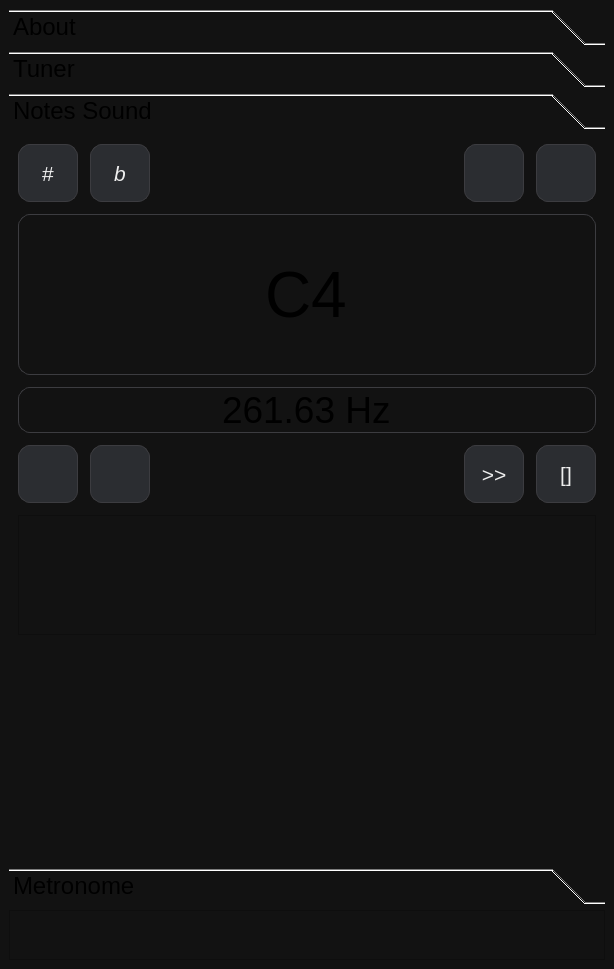
The window that mainwindow.ui (DjamesSuhanko/Musicool) describes before a commit, drawn with Qt 5.
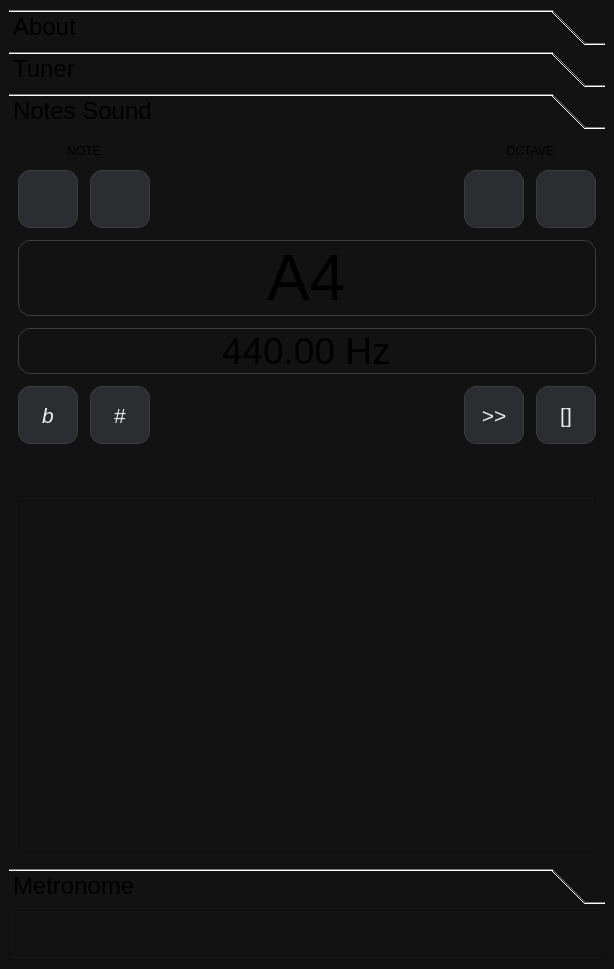
The same window after the commit.

Commit message: layout e redesign do genFreq

Diff of the .ui file:
```diff
--- a/mainwindow.ui
+++ b/mainwindow.ui
@@ -232,73 +232,90 @@
             <property name="spacing">
              <number>12</number>
             </property>
+            <property name="sizeConstraint">
+             <enum>QLayout::SizeConstraint::SetMinimumSize</enum>
+            </property>
             <item>
              <layout class="QHBoxLayout" name="horizontalLayout_6">
               <property name="spacing">
                <number>12</number>
               </property>
               <item>
-               <widget class="QPushButton" name="pushButton_sharp">
-                <property name="minimumSize">
-                 <size>
-                  <width>60</width>
-                  <height>58</height>
-                 </size>
-                </property>
-                <property name="maximumSize">
-                 <size>
-                  <width>60</width>
-                  <height>60</height>
-                 </size>
-                </property>
-                <property name="font">
-                 <font>
-                  <pointsize>16</pointsize>
-                 </font>
-                </property>
-                <property name="text">
-                 <string>#</string>
-                </property>
-                <property name="checkable">
-                 <bool>false</bool>
-                </property>
-               </widget>
-              </item>
+               <layout class="QVBoxLayout" name="verticalLayout_12">
               <item>
-               <widget class="QPushButton" name="pushButton_bemol">
-                <property name="minimumSize">
-                 <size>
-                  <width>60</width>
-                  <height>58</height>
-                 </size>
-                </property>
-                <property name="maximumSize">
-                 <size>
-                  <width>60</width>
-                  <height>60</height>
-                 </size>
-                </property>
-                <property name="font">
-                 <font>
-                  <pointsize>16</pointsize>
-                  <italic>true</italic>
-                 </font>
-                </property>
+                 <widget class="QLabel" name="label_3">
                 <property name="text">
-                 <string>b</string>
-                </property>
-                <property name="checkable">
-                 <bool>false</bool>
+                   <string>NOTE</string>
+                  </property>
+                  <property name="alignment">
+                   <set>Qt::AlignmentFlag::AlignCenter</set>
                 </property>
                </widget>
               </item>
-             </layout>
-            </item>
             <item>
-             <layout class="QHBoxLayout" name="horizontalLayout_7">
+                 <layout class="QHBoxLayout" name="horizontalLayout_9">
               <property name="spacing">
                <number>12</number>
               </property>
+                  <item>
+                   <widget class="QPushButton" name="pushButton_previous">
+                    <property name="minimumSize">
+                     <size>
+                      <width>60</width>
+                      <height>58</height>
+                     </size>
+                    </property>
+                    <property name="maximumSize">
+                     <size>
+                      <width>60</width>
+                      <height>60</height>
+                     </size>
+                    </property>
+                    <property name="font">
+                     <font>
+                      <pointsize>16</pointsize>
+                      <italic>true</italic>
+                     </font>
+                    </property>
+                    <property name="text">
+                     <string/>
+                    </property>
+                    <property name="checkable">
+                     <bool>false</bool>
+                    </property>
+                   </widget>
+                  </item>
+                  <item>
+                   <widget class="QPushButton" name="pushButton_next">
+                    <property name="minimumSize">
+                     <size>
+                      <width>60</width>
+                      <height>58</height>
+                     </size>
+                    </property>
+                    <property name="maximumSize">
+                     <size>
+                      <width>60</width>
+                      <height>60</height>
+                     </size>
+                    </property>
+                    <property name="font">
+                     <font>
+                      <pointsize>16</pointsize>
+                     </font>
+                    </property>
+                    <property name="text">
+                     <string/>
+                    </property>
+                    <property name="checkable">
+                     <bool>false</bool>
+                    </property>
+                   </widget>
+                  </item>
+                 </layout>
+                </item>
+               </layout>
+              </item>
               <item>
                <spacer name="horizontalSpacer_9">
                 <property name="orientation">
@@ -313,6 +330,23 @@
                </spacer>
               </item>
               <item>
+               <layout class="QGridLayout" name="gridLayout_9">
+                <item row="0" column="0">
+                 <widget class="QLabel" name="label_2">
+                  <property name="text">
+                   <string>OCTAVE</string>
+                  </property>
+                  <property name="alignment">
+                   <set>Qt::AlignmentFlag::AlignCenter</set>
+                  </property>
+                 </widget>
+                </item>
+                <item row="1" column="0">
+                 <layout class="QHBoxLayout" name="horizontalLayout_7">
+                  <property name="spacing">
+                   <number>12</number>
+                  </property>
+                  <item>
                <widget class="QPushButton" name="pushButton_octave_down">
                 <property name="minimumSize">
                  <size>
@@ -372,12 +406,19 @@
             </item>
            </layout>
           </item>
+             </layout>
+            </item>
+           </layout>
+          </item>
           <item>
            <layout class="QVBoxLayout" name="verticalLayout_9">
+            <property name="sizeConstraint">
+             <enum>QLayout::SizeConstraint::SetMinimumSize</enum>
+            </property>
             <item>
              <widget class="QLineEdit" name="lineEdit_notes">
               <property name="sizePolicy">
-               <sizepolicy hsizetype="Expanding" vsizetype="Expanding">
+               <sizepolicy hsizetype="Expanding" vsizetype="Minimum">
                 <horstretch>0</horstretch>
                 <verstretch>0</verstretch>
                </sizepolicy>
@@ -397,7 +438,7 @@
                <set>Qt::InputMethodHint::ImhNone</set>
               </property>
               <property name="text">
-               <string>C4</string>
+               <string>A4</string>
               </property>
               <property name="maxLength">
                <number>8</number>
@@ -430,7 +471,7 @@
                <set>Qt::InputMethodHint::ImhNone</set>
               </property>
               <property name="text">
-               <string>261.63 Hz</string>
+               <string>440.00 Hz</string>
               </property>
               <property name="maxLength">
                <number>14</number>
@@ -447,13 +488,13 @@
             <property name="spacing">
              <number>12</number>
             </property>
-            <item>
-             <layout class="QHBoxLayout" name="horizontalLayout_9">
-              <property name="spacing">
-               <number>12</number>
+            <property name="sizeConstraint">
+             <enum>QLayout::SizeConstraint::SetMinimumSize</enum>
               </property>
               <item>
-               <widget class="QPushButton" name="pushButton_previous">
+             <layout class="QHBoxLayout" name="horizontalLayout_11">
+              <item>
+               <widget class="QPushButton" name="pushButton_bemol">
                 <property name="minimumSize">
                  <size>
                   <width>60</width>
@@ -473,7 +514,7 @@
                  </font>
                 </property>
                 <property name="text">
-                 <string/>
+                 <string>b</string>
                 </property>
                 <property name="checkable">
                  <bool>false</bool>
@@ -481,7 +522,7 @@
                </widget>
               </item>
               <item>
-               <widget class="QPushButton" name="pushButton_next">
+               <widget class="QPushButton" name="pushButton_sharp">
                 <property name="minimumSize">
                  <size>
                   <width>60</width>
@@ -500,7 +541,7 @@
                  </font>
                 </property>
                 <property name="text">
-                 <string/>
+                 <string>#</string>
                 </property>
                 <property name="checkable">
                  <bool>false</bool>
@@ -587,8 +628,30 @@
             </item>
            </layout>
           </item>
+          <item>
+           <spacer name="verticalSpacer_4">
+            <property name="orientation">
+             <enum>Qt::Orientation::Vertical</enum>
+            </property>
+            <property name="sizeType">
+             <enum>QSizePolicy::Policy::Minimum</enum>
+            </property>
+            <property name="sizeHint" stdset="0">
+             <size>
+              <width>20</width>
+              <height>40</height>
+             </size>
+            </property>
+           </spacer>
+          </item>
           <item>
            <widget class="QFrame" name="frame_staff">
+            <property name="sizePolicy">
+             <sizepolicy hsizetype="Preferred" vsizetype="Expanding">
+              <horstretch>0</horstretch>
+              <verstretch>0</verstretch>
+             </sizepolicy>
+            </property>
             <property name="minimumSize">
              <size>
               <width>0</width>
@@ -603,19 +666,6 @@
             </property>
            </widget>
           </item>
-          <item>
-           <spacer name="verticalSpacer_4">
-            <property name="orientation">
-             <enum>Qt::Orientation::Vertical</enum>
-            </property>
-            <property name="sizeHint" stdset="0">
-             <size>
-              <width>20</width>
-              <height>40</height>
-             </size>
-            </property>
-           </spacer>
-          </item>
          </layout>
         </item>
        </layout>
```
Lines whose indentation alone changed are shown as unchanged. The commit also changes 2 other files.
